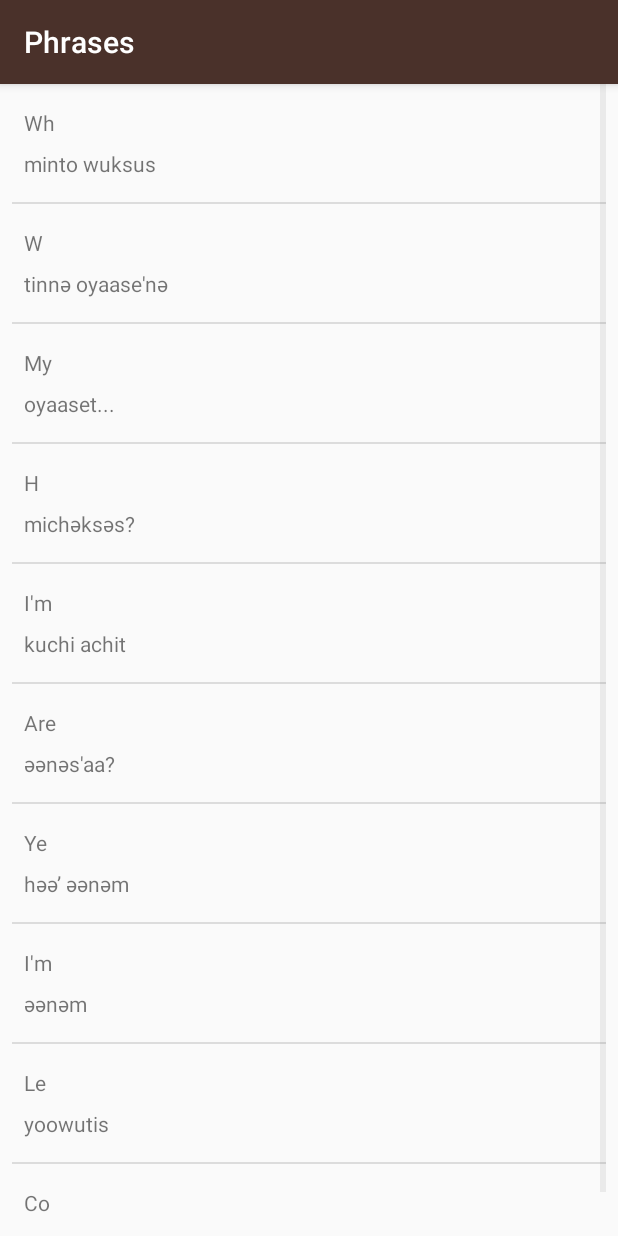
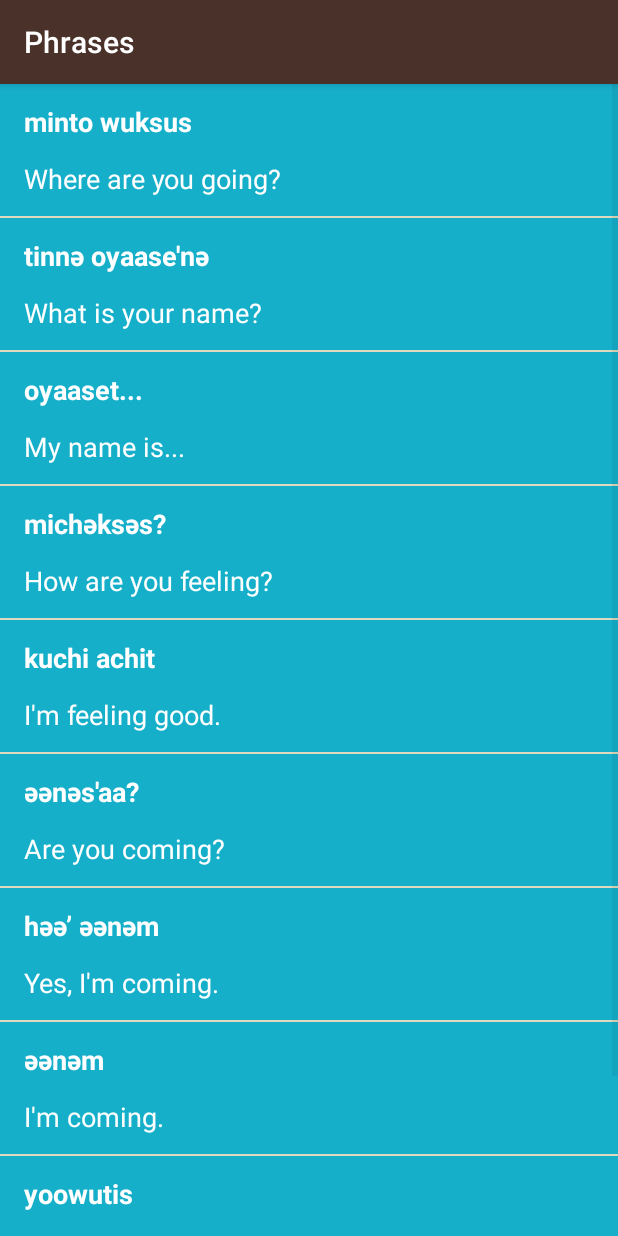
Before and after one commit to ManoelCortesMendez/miwok-app, an Android app: the PhrasesActivity screen opened directly, with no data from a screen before it, on a phone screen of 412 x 824 dp. Run offline under Robolectric (Android 15) with nearby library versions, the phone set to English and light mode, and no system bars.

Commit message:
Style activities

```diff
--- a/app/src/main/java/com/example/android/miwok/ColorsActivity.java
+++ b/app/src/main/java/com/example/android/miwok/ColorsActivity.java
@@ -26,7 +26,7 @@ public class ColorsActivity extends AppCompatActivity {
         colors.add(new Word("mustard yellow", "chiwiiṭә", R.drawable.color_mustard_yellow));
 
         // Display list in a recyclable fashion
-        WordAdapter adapter = new WordAdapter(this, colors);
+        WordAdapter adapter = new WordAdapter(this, colors, R.color.category_colors);
         ListView listView = (ListView) findViewById(R.id.list);
         listView.setAdapter(adapter);
     }
--- a/app/src/main/java/com/example/android/miwok/FamilyActivity.java
+++ b/app/src/main/java/com/example/android/miwok/FamilyActivity.java
@@ -28,7 +28,7 @@ public class FamilyActivity extends AppCompatActivity {
         family.add(new Word("grandfather", "paapa", R.drawable.family_grandfather));
 
         // Display list in a recyclable fashion
-        WordAdapter adapter = new WordAdapter(this, family);
+        WordAdapter adapter = new WordAdapter(this, family, R.color.category_family);
         ListView listView = (ListView) findViewById(R.id.list);
         listView.setAdapter(adapter);
     }
--- a/app/src/main/java/com/example/android/miwok/NumbersActivity.java
+++ b/app/src/main/java/com/example/android/miwok/NumbersActivity.java
@@ -28,7 +28,7 @@ public class NumbersActivity extends AppCompatActivity {
         words.add(new Word("ten", "na’aacha", R.drawable.number_ten));
 
         // Display list in a recyclable fashion
-        WordAdapter adapter = new WordAdapter(this, words);
+        WordAdapter adapter = new WordAdapter(this, words, R.color.category_numbers);
         ListView listView = (ListView) findViewById(R.id.list);
         listView.setAdapter(adapter);
     }
--- a/app/src/main/java/com/example/android/miwok/PhrasesActivity.java
+++ b/app/src/main/java/com/example/android/miwok/PhrasesActivity.java
@@ -28,7 +28,7 @@ public class PhrasesActivity extends AppCompatActivity {
         phrases.add(new Word("Come here.", "әnni'nem"));
 
         // Display list in a recyclable fashion
-        WordAdapter adapter = new WordAdapter(this, phrases);
+        WordAdapter adapter = new WordAdapter(this, phrases, R.color.category_phrases);
         ListView listView = (ListView) findViewById(R.id.list);
         listView.setAdapter(adapter);
     }
--- a/app/src/main/java/com/example/android/miwok/WordAdapter.java
+++ b/app/src/main/java/com/example/android/miwok/WordAdapter.java
@@ -4,23 +4,29 @@ import android.app.Activity;
 import android.media.Image;
 import android.support.annotation.NonNull;
 import android.support.annotation.Nullable;
+import android.support.constraint.ConstraintLayout;
+import android.support.v4.content.ContextCompat;
 import android.view.LayoutInflater;
 import android.view.View;
 import android.view.ViewGroup;
 import android.widget.ArrayAdapter;
 import android.widget.ImageView;
+import android.widget.LinearLayout;
 import android.widget.TextView;
 
 import java.util.ArrayList;
 
 public class WordAdapter extends ArrayAdapter<Word> {
 
-    public WordAdapter(Activity context, ArrayList<Word> words) {
+    private int mColorResourceId;
+
+    public WordAdapter(Activity context, ArrayList<Word> words, int aColorId) {
         // Here, we initialize the ArrayAdapter's internal storage for the context and the list.
         // the second argument is used when the ArrayAdapter is populating a single TextView.
         // Because this is a custom adapter for two TextViews and an ImageView, the adapter is not
         // going to use this second argument, so it can be any value. Here, we used 0.
         super(context, 0, words);
+        mColorResourceId = aColorId;
     }
 
     @NonNull
@@ -60,6 +66,13 @@ public class WordAdapter extends ArrayAdapter<Word> {
             wordImageView.setVisibility(View.GONE);
         }
 
+        // Set activity color
+        ConstraintLayout textContainer = (ConstraintLayout) listItemView.findViewById(R.id.text_container);
+        // Find the color that the resource ID maps to
+        int color = ContextCompat.getColor(getContext(), mColorResourceId);
+        // Set color of container
+        textContainer.setBackgroundColor(color);
+
         // Return the whole list item layout (containing the two text views)
         // so that it can be shown in the ListView
         return listItemView;
--- a/app/src/main/res/layout/list_item.xml
+++ b/app/src/main/res/layout/list_item.xml
@@ -7,19 +7,16 @@
     android:orientation="vertical">
 
     <android.support.constraint.ConstraintLayout
+        android:id="@+id/text_container"
         android:layout_width="match_parent"
-        android:layout_height="wrap_content">
+        android:layout_height="88dp">
 
         <ImageView
             android:id="@+id/word_image_view"
-            android:layout_width="48dp"
-            android:layout_height="48dp"
-            android:layout_marginStart="8dp"
-            android:layout_marginLeft="8dp"
-            android:layout_marginTop="16dp"
-            android:layout_marginBottom="16dp"
+            android:layout_width="@dimen/list_item_height"
+            android:layout_height="@dimen/list_item_height"
+            android:background="@color/tan_background"
             android:contentDescription="@string/image_description"
-            android:src="@mipmap/ic_launcher"
             app:layout_constraintBottom_toBottomOf="parent"
             app:layout_constraintStart_toStartOf="parent"
             app:layout_constraintTop_toTopOf="parent" />
@@ -27,23 +24,26 @@
         <TextView
             android:id="@+id/miwok_text_view"
             android:layout_width="wrap_content"
-            android:layout_height="19dp"
-            android:layout_marginTop="8dp"
-            android:layout_marginBottom="16dp"
-            app:layout_constraintBottom_toBottomOf="parent"
-            app:layout_constraintStart_toStartOf="@+id/default_text_view"
-            app:layout_constraintTop_toBottomOf="@+id/default_text_view"
+            android:layout_height="wrap_content"
+            android:layout_marginStart="16dp"
+            android:layout_marginLeft="16dp"
+            android:textAppearance="@style/Base.TextAppearance.AppCompat.Medium"
+            android:textColor="@android:color/white"
+            android:textStyle="bold"
+            app:layout_constraintBottom_toTopOf="@+id/default_text_view"
+            app:layout_constraintStart_toEndOf="@+id/word_image_view"
+            app:layout_constraintTop_toTopOf="parent"
             tools:text="lutti" />
 
         <TextView
             android:id="@+id/default_text_view"
-            android:layout_width="23dp"
-            android:layout_height="19dp"
-            android:layout_marginStart="8dp"
-            android:layout_marginLeft="8dp"
-            android:layout_marginTop="16dp"
-            app:layout_constraintStart_toEndOf="@+id/word_image_view"
-            app:layout_constraintTop_toTopOf="parent"
+            android:layout_width="wrap_content"
+            android:layout_height="wrap_content"
+            android:textAppearance="@style/Base.TextAppearance.AppCompat.Medium"
+            android:textColor="@android:color/white"
+            app:layout_constraintBottom_toBottomOf="parent"
+            app:layout_constraintStart_toStartOf="@+id/miwok_text_view"
+            app:layout_constraintTop_toBottomOf="@+id/miwok_text_view"
             tools:text="one" />
 
     </android.support.constraint.ConstraintLayout>
--- a/app/src/main/res/layout/word_list.xml
+++ b/app/src/main/res/layout/word_list.xml
@@ -4,5 +4,4 @@
     android:orientation="vertical"
     android:layout_width="match_parent"
     android:layout_height="match_parent"
-    android:paddingLeft="8dp"
-    android:paddingRight="8dp" />
+    android:background="@color/tan_background"/>
--- a/app/src/main/res/values/dimens.xml
+++ b/app/src/main/res/values/dimens.xml
@@ -15,7 +15,4 @@
 <resources>
     <!-- Height of each list item -->
     <dimen name="list_item_height">88dp</dimen>
-    <!-- Default screen margins, per the Android Design guidelines. -->
-    <dimen name="activity_horizontal_margin">16dp</dimen>
-    <dimen name="activity_vertical_margin">16dp</dimen>
 </resources>
```
Also changed, not shown: app/src/main/res/values-w820dp/dimens.xml (deleted, +0 -20 lines).
